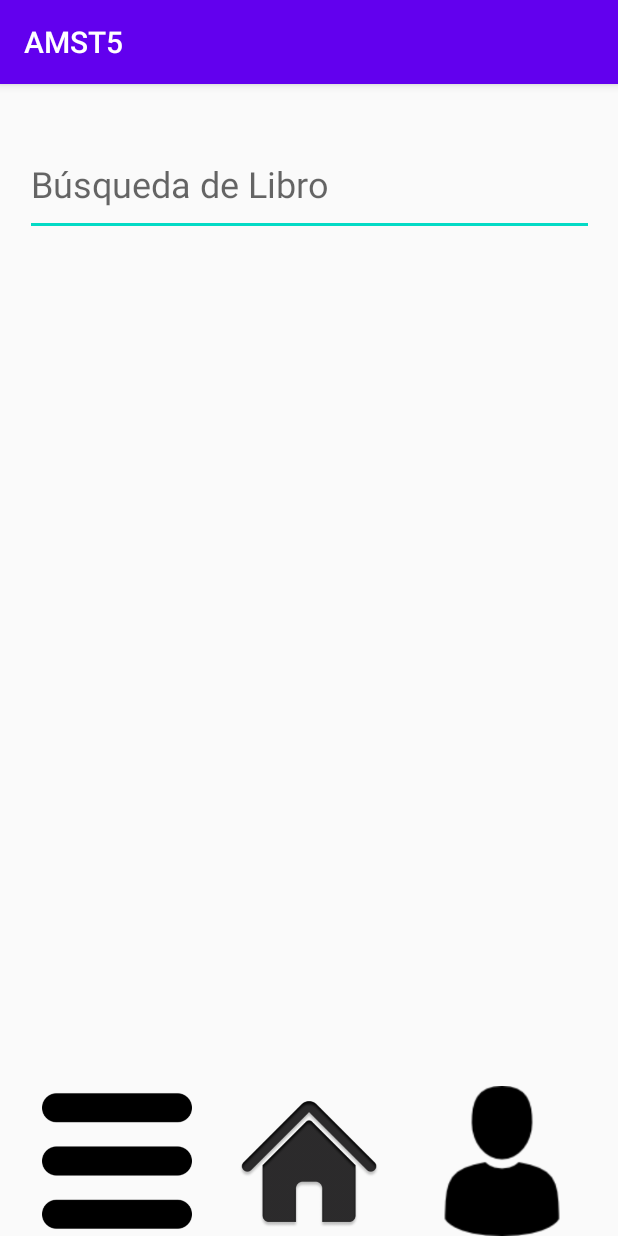
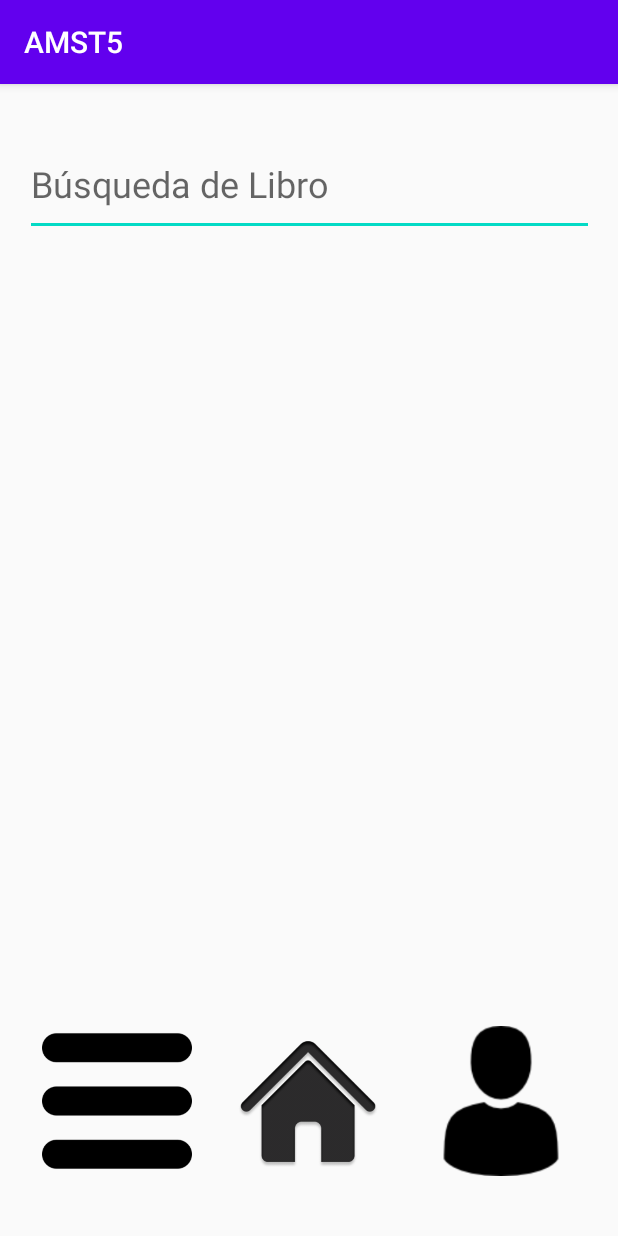
Before and after one commit to jaimemoransantos/PST_TA5_G5, an Android app: the Principal screen opened directly, with no data from a screen before it, on a phone screen of 412 x 824 dp. Run offline under Robolectric (Android 15) with nearby library versions, the phone set to English and light mode, and no system bars; Roboto replaces fonts that are not available here.

Commit message:
Edicion de lo que pidio Alex version 3

```diff
--- a/app/src/main/res/layout/activity_principal.xml
+++ b/app/src/main/res/layout/activity_principal.xml
@@ -41,11 +41,13 @@
         android:id="@+id/principal"
         android:layout_width="100dp"
         android:layout_height="100dp"
+        android:layout_marginBottom="40dp"
         android:background="#00FFFFFF"
         android:contentDescription="@null"
         android:scaleType="fitCenter"
         app:layout_constraintBottom_toBottomOf="parent"
         app:layout_constraintEnd_toEndOf="parent"
+        app:layout_constraintHorizontal_bias="0.498"
         app:layout_constraintStart_toStartOf="parent"
         app:srcCompat="@drawable/home" />
 
```
